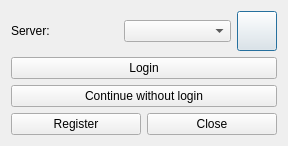
The window that dlg_ConnectionManager.ui (LESPROJEKT/qgis-layman-plugin) describes before a commit, drawn with Qt 5.
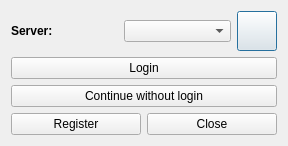
The same window after the commit. Icons and pictures are not drawn.

Commit message: server label width

Patch:
```diff
--- a/dlg_ConnectionManager.ui
+++ b/dlg_ConnectionManager.ui
@@ -21,6 +21,11 @@
        <property name="text">
         <string>Server:</string>
        </property>
+       <property name="font">
+        <font>
+         <weight>68</weight>
+        </font>
+       </property>
       </widget>
      </item>
      <item>
```
